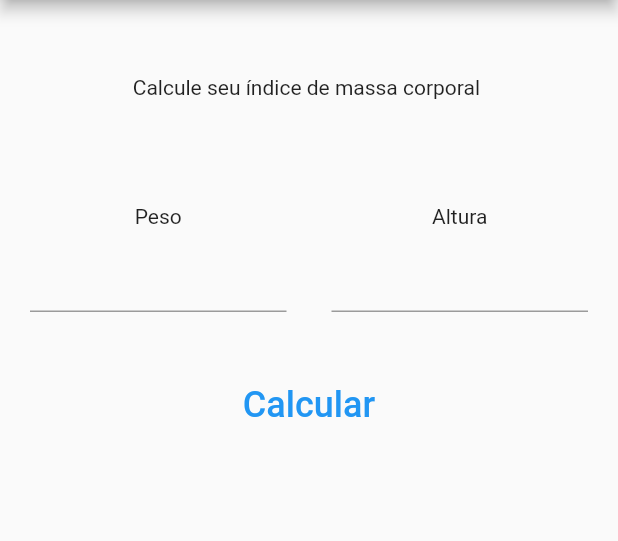
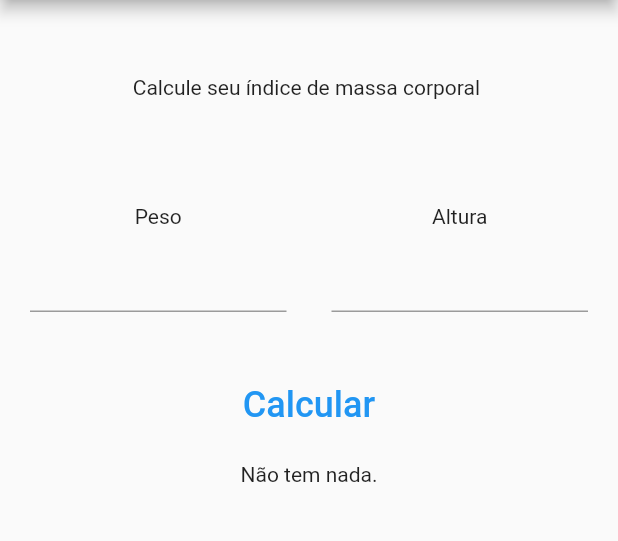
Before and after one commit to BrunoBu4l/Desafio_IMC-DIO, a Flutter app: the screen it shows after launch, after a tap on "Calcular", on a phone screen of 412 x 824 dp, the part 84-625 px from its top. Run offline on Flutter 3.47's test engine with Material 2 defaults, Android fonts, the phone set to English and light mode, and no system bars.

Commit message:
alteração em home,imc,lista

```diff
--- a/lib/pages/home.dart
+++ b/lib/pages/home.dart
@@ -1,5 +1,4 @@
 import 'package:calculadora_imc/model/imc.dart';
-import 'package:calculadora_imc/pages/lista.dart';
 import 'package:calculadora_imc/repository/imc_repository.dart';
 import 'package:flutter/material.dart';
 
@@ -27,7 +26,8 @@ class _MyHomePageState extends State<MyHomePage> {
 
       setState(() {
         ultimasConsultas = newList;
-        massa = ultimasConsultas[ultimasConsultas.length - 1].classificacao;
+        massa =
+            ultimasConsultas[ultimasConsultas.length - 1].getClassificacao();
       });
     });
   }
@@ -88,14 +88,6 @@ class _MyHomePageState extends State<MyHomePage> {
                 child: TextButton(
                   onPressed: () async {
                     await _reloadList();
-                    ScaffoldMessenger.of(context).showSnackBar(SnackBar(
-                      content: Text('Sua massa corporal é $massa'),
-                    ));
-                    Navigator.push(
-                        context,
-                        MaterialPageRoute(
-                            builder: ((_) =>
-                                Lista(ultimasConsultas: ultimasConsultas))));
                   },
                   child: const Text(
                     "Calcular",
@@ -103,29 +95,32 @@ class _MyHomePageState extends State<MyHomePage> {
                   ),
                 ),
               ),
-              // const SizedBox(height: 20),
-              // Visibility(
-              //     visible: ultimasConsultas.isNotEmpty,
-              //     replacement: const Center(
-              //       child: Text('Não tem nada.'),
-              //     ),
-              //     child: RefreshIndicator(
-              //       onRefresh: _reloadList,
-              //       child: ListView.separated(
-              //         itemBuilder: (BuildContext context, int index) {
-              //           print(ultimasConsultas[index].altura);
-              //           return ListTile(
-              //             leading:
-              //                 Text(ultimasConsultas[index].altura.toString()),
-              //             title: Text(ultimasConsultas[index].peso.toString()),
-              //             trailing: Text(ultimasConsultas[index].classificacao),
-              //           );
-              //         },
-              //         padding: const EdgeInsets.all(16),
-              //         separatorBuilder: (_, __) => const Divider(),
-              //         itemCount: ultimasConsultas.length,
-              //       ),
-              //     ))
+              const SizedBox(height: 20),
+              Visibility(
+                  visible: ultimasConsultas.isNotEmpty,
+                  replacement: const Center(
+                    child: Text('Não tem nada.'),
+                  ),
+                  child: RefreshIndicator(
+                    onRefresh: _reloadList,
+                    child: ListView.separated(
+                      itemBuilder: (BuildContext context, int index) {
+                        //debugPrint(ultimasConsultas[index].getAltura());
+                        return ListTile(
+                          leading: Text(
+                              ultimasConsultas[index].getAltura().toString()),
+                          title: Text(
+                              ultimasConsultas[index].getPeso().toString()),
+                          trailing: Text(ultimasConsultas[index]
+                              .getClassificacao()
+                              .toString()),
+                        );
+                      },
+                      padding: const EdgeInsets.all(16),
+                      separatorBuilder: (_, __) => const Divider(),
+                      itemCount: ultimasConsultas.length,
+                    ),
+                  ))
             ]),
           ]),
         ),
--- a/pubspec.yaml
+++ b/pubspec.yaml
@@ -19,7 +19,7 @@ publish_to: 'none' # Remove this line if you wish to publish to pub.dev
 version: 1.0.0+1
 
 environment:
-  sdk: '>=3.1.0 <4.0.0'
+  sdk: "^3.0.0-366.0.dev"
 
 # Dependencies specify other packages that your package needs in order to work.
 # To automatically upgrade your package dependencies to the latest versions
@@ -37,6 +37,7 @@ dependencies:
   cupertino_icons: ^1.0.2
 
 dev_dependencies:
+  flutter_lints: ^2.0.3
   flutter_test:
     sdk: flutter
 
@@ -45,7 +46,7 @@ dev_dependencies:
   # activated in the `analysis_options.yaml` file located at the root of your
   # package. See that file for information about deactivating specific lint
   # rules and activating additional ones.
-  flutter_lints: ^2.0.0
+
 
 # For information on the generic Dart part of this file, see the
 # following page: https://dart.dev/tools/pub/pubspec
```
Also changed, not shown: lib/model/imc.dart (+14 -8 lines), lib/pages/lista.dart (+4 -3 lines), lib/repository/imc_repository.dart (+9 -9 lines), pubspec.lock.
